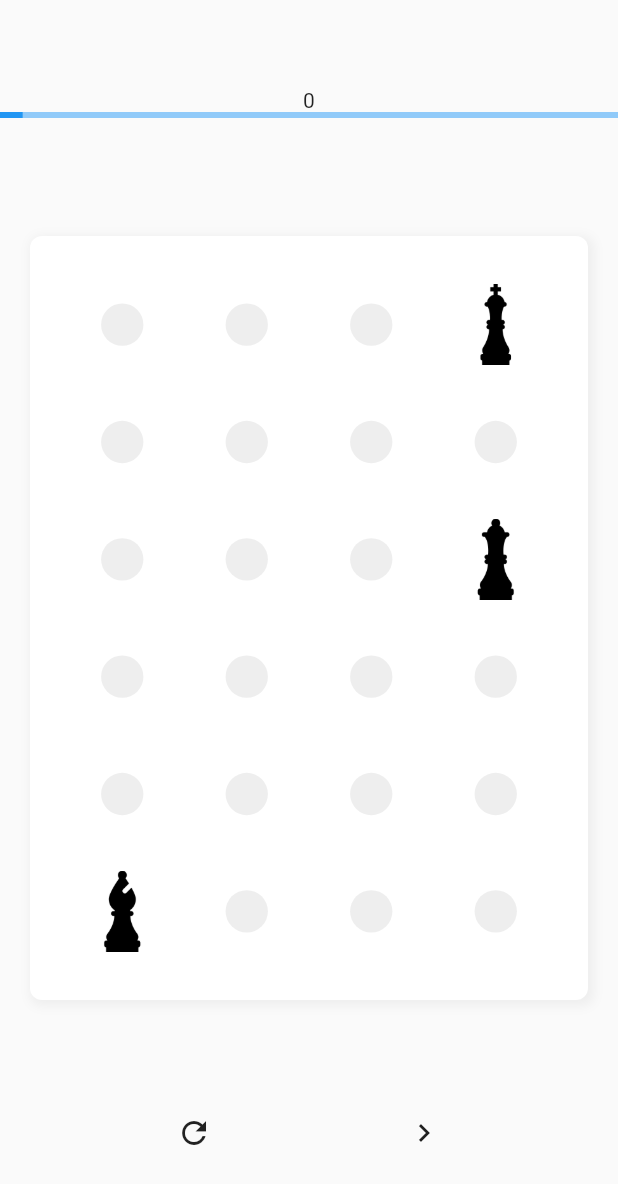
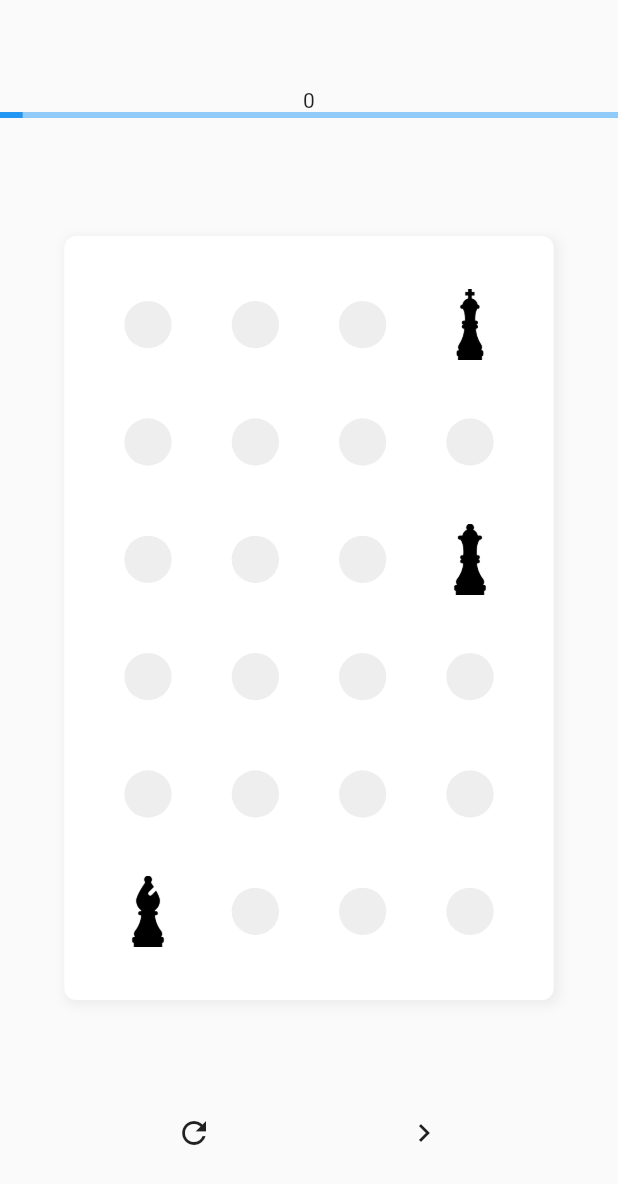
Before and after one commit to thomas-armena/chess-dash, a Flutter app: the screen it shows after launch, after a tap on "Play", on a phone screen of 412 x 824 dp. Shown: the top 1184 px of the screen. Run offline on Flutter 3.47's test engine with Material 2 defaults, Android fonts, the phone set to English and light mode, and no system bars; our stand-ins replace shared_preferences.

Commit message:
Added looks

```diff
--- a/lib/game_view.dart
+++ b/lib/game_view.dart
@@ -45,12 +45,6 @@ class _GameViewState extends State<GameView> with TickerProviderStateMixin {
     paintKey2 =GlobalKey();
   }
 
-  @override
-  void dispose(){
-    animationController.dispose();
-    super.dispose();
-  }
-
   void _initiateAnimationForBoardTransitions(){
     animationController = AnimationController(
       duration: Duration(milliseconds: 400),
@@ -82,6 +76,13 @@ class _GameViewState extends State<GameView> with TickerProviderStateMixin {
 
     timer = Tween(begin: 0, end: 1.0).animate(timerController);
     timerController.forward();
+  }
+
+  @override
+  void dispose(){
+    animationController.dispose();
+    timerController.dispose();
+    super.dispose();
   }
 
   void handleRefreshPress(){
@@ -164,7 +165,6 @@ class _GameViewState extends State<GameView> with TickerProviderStateMixin {
       );
     }
     return Stack(children: boards);
-
   }
 
   Future<void> gameOver() async {
@@ -224,7 +224,6 @@ class _GameViewState extends State<GameView> with TickerProviderStateMixin {
         ),
       ],
     );
-
   }
 
   @override
--- a/lib/grid.dart
+++ b/lib/grid.dart
@@ -81,7 +81,7 @@ class Grid extends AnimatedWidget {
       marginValue = 6;
     } else if (name == "" || name == "x"){
       color = Colors.grey[200];
-      marginValue = 25;
+      marginValue = 20;
     } else if (this.board.availablePositions[y][x]){
       color = Colors.green[200];
       marginValue = 12;
@@ -121,7 +121,9 @@ class Grid extends AnimatedWidget {
       gridContainerColor = Colors.white;
     }
 
-    return AnimatedContainer(
+    return AspectRatio(
+        aspectRatio: board.pieces[0].length / board.pieces.length,
+        child:AnimatedContainer(
         duration:Duration(milliseconds: 250),
         decoration: BoxDecoration(
           color: gridContainerColor,
@@ -150,6 +152,7 @@ class Grid extends AnimatedWidget {
                 child:this.grid(this.piece)
               ),
             ]
+          ),
         ),
       ),
     );
--- a/lib/home_page.dart
+++ b/lib/home_page.dart
@@ -24,16 +24,34 @@ class _HomePageState extends State<HomePage> {
   }
 
   Widget _buildScore(){
-    return Text(this.maxScore.toString());
+    return Text(
+      this.maxScore.toString(),
+      style: TextStyle(
+        fontSize: 20.0,
+      ),
+    );
   }
 
   Widget _buildTitle(){
-    return Text('Chess Dash');
+    return Text(
+      'Chess Dash',
+      style: TextStyle(
+        fontSize: 30.0,
+      ),
+    );
   }
 
   Widget _buildPlayButton(BuildContext context){
-    return RaisedButton(
-      child: Text('Play'),
+    return MaterialButton(
+      child: Text(
+        'Play',
+        style: TextStyle(
+          fontSize: 25.0,
+        ),
+      ),
+      color: Colors.blue,
+      textColor: Colors.white,
+      padding: EdgeInsets.all(10.0),
       onPressed: (){
         Navigator.of(context).pushNamed("/GameView");
       },
```
Lines whose indentation alone changed are shown as unchanged.
